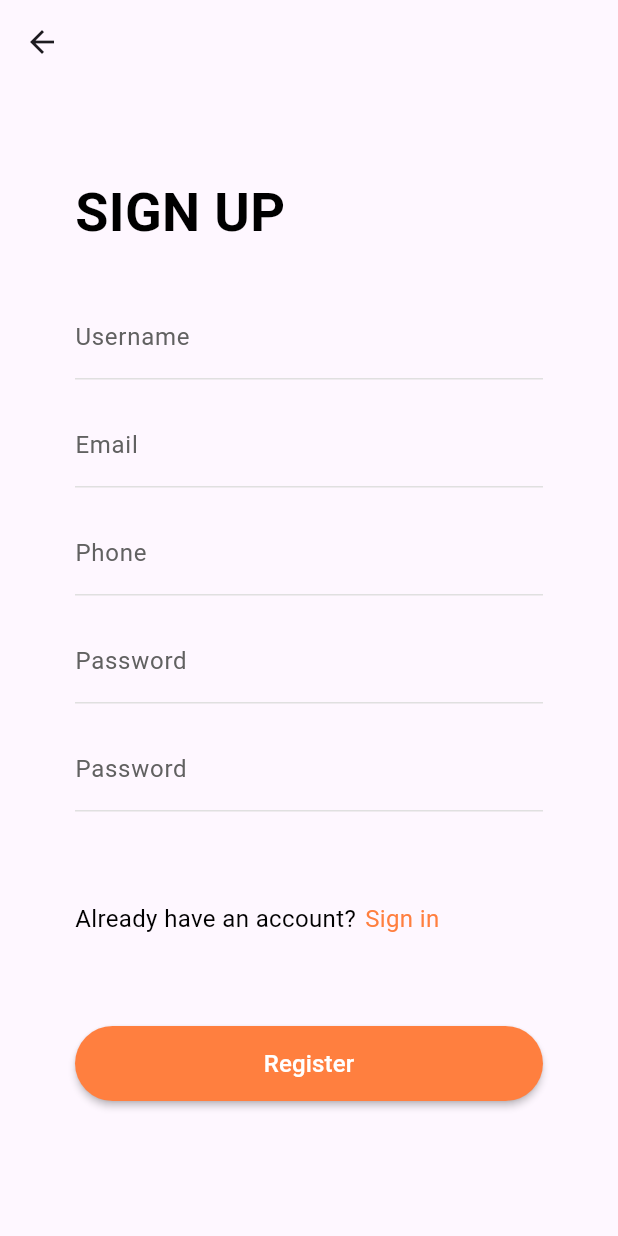
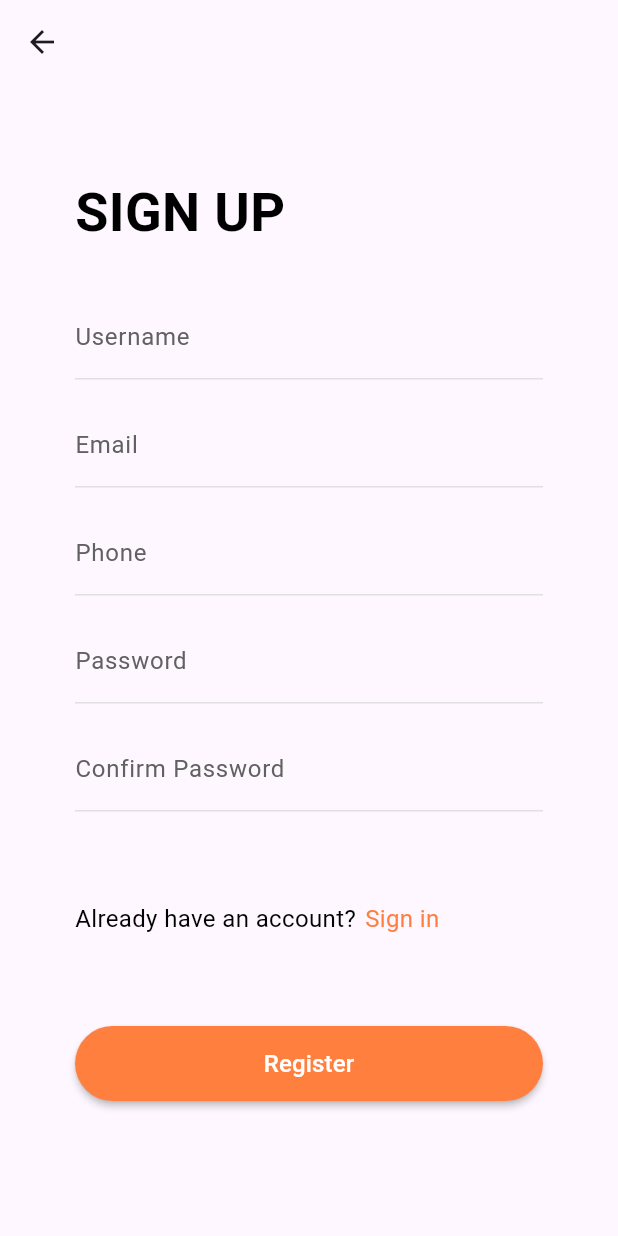
Before and after one commit to Muhanned-Anwar/Flutter_Shop, a Flutter app: the RegisterView screen opened by its route, on a phone screen of 412 x 824 dp. Run offline on Flutter 3.47's test engine with Material 2 defaults, Android fonts, the phone set to English and light mode, and no system bars; our stand-ins replace easy_localization, get, shared_preferences; accounts and stored records are empty.

Commit message:
fix bugs in RegisterView

```diff
--- a/lib/features/auth/presentation/view/register_view.dart
+++ b/lib/features/auth/presentation/view/register_view.dart
@@ -77,7 +77,7 @@ class _RegisterViewState extends State<RegisterView> {
                 cursorColor: ManagerColors.primaryColor,
                 keyboardType: TextInputType.emailAddress,
                 decoration: InputDecoration(
-                  labelText: 'Username',
+                  labelText: ManagerStrings.username,
                   labelStyle: TextStyle(
                       fontSize: ManagerFontSizes.s16,
                       color: ManagerColors.gray),
@@ -95,7 +95,7 @@ class _RegisterViewState extends State<RegisterView> {
                 cursorColor: ManagerColors.primaryColor,
                 keyboardType: TextInputType.emailAddress,
                 decoration: InputDecoration(
-                  labelText: 'Email',
+                  labelText: ManagerStrings.email,
                   labelStyle: TextStyle(
                       fontSize: ManagerFontSizes.s16,
                       color: ManagerColors.gray),
@@ -107,13 +107,13 @@ class _RegisterViewState extends State<RegisterView> {
                   ),
                 ),
               ),
-              SizedBox(height: ManagerHeight.h16),
+              const SizedBox(height: ManagerHeight.h16),
               TextField(
                 controller: _phoneTextEditingController,
                 cursorColor: ManagerColors.primaryColor,
                 keyboardType: TextInputType.emailAddress,
                 decoration: InputDecoration(
-                  labelText: 'Phone',
+                  labelText: ManagerStrings.phone,
                   labelStyle: TextStyle(
                       fontSize: ManagerFontSizes.s16,
                       color: ManagerColors.gray),
@@ -125,13 +125,13 @@ class _RegisterViewState extends State<RegisterView> {
                   ),
                 ),
               ),
-              SizedBox(height: ManagerHeight.h16),
+              const SizedBox(height: ManagerHeight.h16),
               TextField(
                 controller: _passwordTextEditingController,
                 cursorColor: ManagerColors.primaryColor,
                 keyboardType: TextInputType.emailAddress,
                 decoration: InputDecoration(
-                  labelText: 'Password',
+                  labelText: ManagerStrings.password,
                   labelStyle: TextStyle(
                     fontSize: ManagerFontSizes.s16,
                     color: ManagerColors.gray,
@@ -144,13 +144,13 @@ class _RegisterViewState extends State<RegisterView> {
                   ),
                 ),
               ),
-              SizedBox(height: ManagerHeight.h16),
+              const SizedBox(height: ManagerHeight.h16),
               TextField(
                 controller: _confirmPasswordTextEditingController,
                 cursorColor: ManagerColors.primaryColor,
                 keyboardType: TextInputType.emailAddress,
                 decoration: InputDecoration(
-                  labelText: 'Password',
+                  labelText: ManagerStrings.confirmPassword,
                   labelStyle: TextStyle(
                     fontSize: ManagerFontSizes.s16,
                     color: ManagerColors.gray,
@@ -180,9 +180,9 @@ class _RegisterViewState extends State<RegisterView> {
                     onTap: (){
                       Navigator.pushReplacementNamed(context, Routes.loginView);
                     },
-                    child: const Text(
+                    child: Text(
                       ManagerStrings.signIn,
-                      style: TextStyle(
+                      style: const TextStyle(
                         color: ManagerColors.primaryColor,
                         fontSize: ManagerFontSizes.s16,
                       ),
@@ -195,7 +195,7 @@ class _RegisterViewState extends State<RegisterView> {
               ),
               BaseButton(
                 onPressed: () {},
-                title: 'Register',
+                title: ManagerStrings.register,
                 textStyle: TextStyle(
                   color: ManagerColors.white,
                   fontSize: ManagerFontSizes.s16,
```
